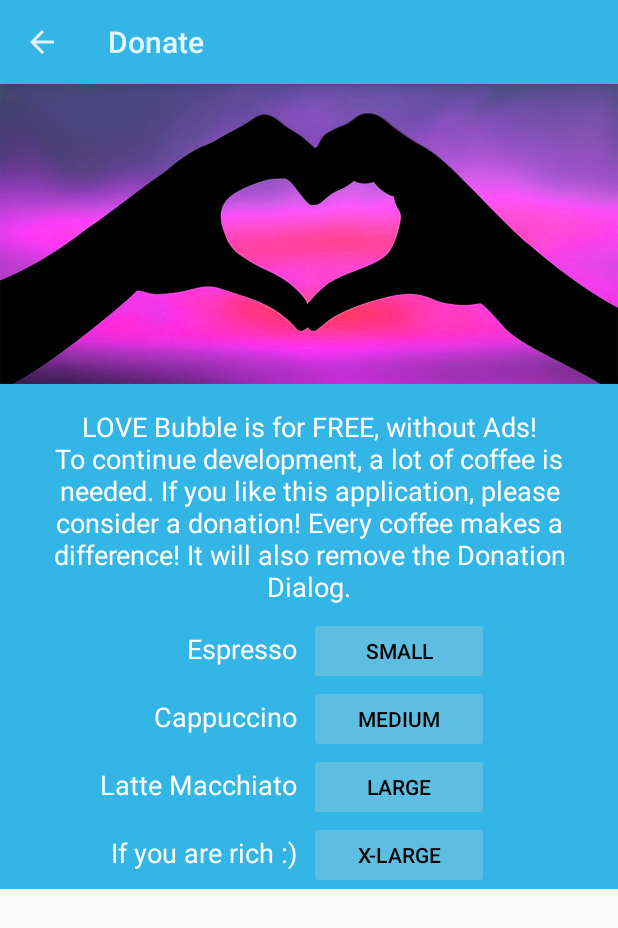
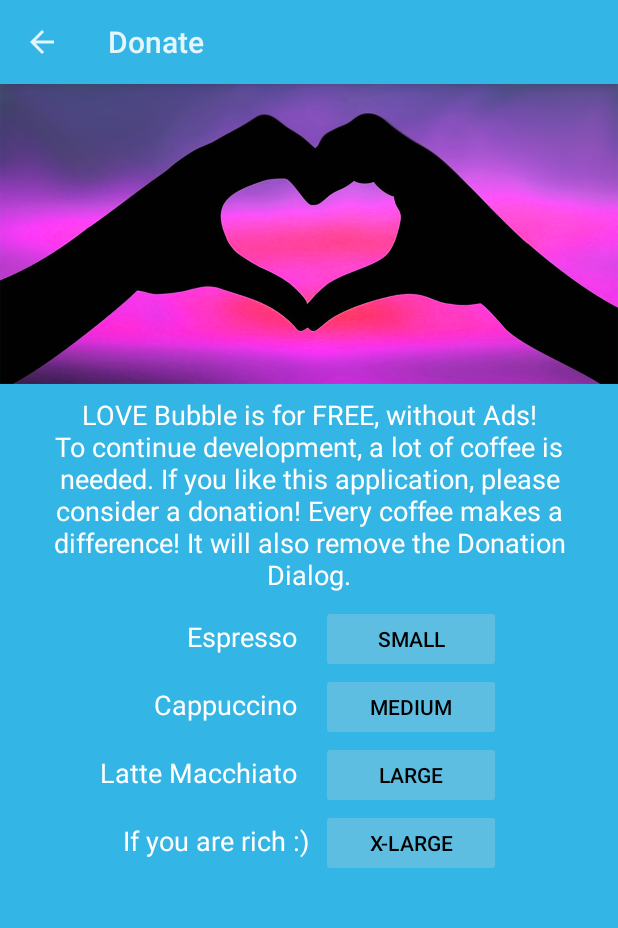
Before and after one commit to JollyJumper88/PricessLea, an Android app: the Donate screen opened directly, with no data from a screen before it, on a phone screen of 412 x 824 dp. Shown: the top 928 px of the screen. Run offline under Robolectric (Android 15) with nearby library versions, the phone set to English and light mode, and no system bars; libraries missing offline, so code that uses them is left out: com.android.vending.

Commit message:
new layouts with scroll
vertical->just scrolliview
horzontal->only donation with 2 constraint layouts. main still missing implementation

```diff
--- a/app/src/main/res/layout-land/activity_donate.xml
+++ b/app/src/main/res/layout-land/activity_donate.xml
@@ -1,11 +1,4 @@
 <?xml version="1.0" encoding="utf-8"?>
-
-<ScrollView xmlns:android="http://schemas.android.com/apk/res/android"
-    xmlns:app="http://schemas.android.com/apk/res-auto"
-    xmlns:tools="http://schemas.android.com/tools"
-    android:layout_width="match_parent"
-    android:layout_height="match_parent"
-    tools:context=".Donate">
 
 <android.support.constraint.ConstraintLayout xmlns:android="http://schemas.android.com/apk/res/android"
                                              xmlns:app="http://schemas.android.com/apk/res-auto"
@@ -18,14 +11,23 @@
                                              tools:layout_editor_absoluteY="73dp">
 
 
+    <TextView
+        android:id="@+id/wait"
+        android:layout_width="wrap_content"
+        android:layout_height="wrap_content"
+        android:layout_marginStart="8dp"
+        android:layout_marginTop="8dp"
+        android:text="@string/google_play_in_app_purchase_in_progress"
+        android:textColor="@android:color/white"
+        android:visibility="invisible"
+        app:layout_constraintLeft_toLeftOf="parent"
+        app:layout_constraintTop_toTopOf="parent"
+        tools:text="wait text"/>
+
     <ImageView
         android:id="@+id/imageView"
         android:layout_width="0dp"
         android:layout_height="0dp"
-            android:layout_marginBottom="0dp"
-            android:layout_marginLeft="0dp"
-            android:layout_marginRight="0dp"
-            android:layout_marginTop="0dp"
         android:scaleType="fitXY"
         android:src="@drawable/funktionsgrafik"
         app:layout_constraintBottom_toBottomOf="parent"
@@ -33,45 +35,70 @@
         app:layout_constraintLeft_toLeftOf="parent"
         app:layout_constraintRight_toLeftOf="@+id/guideline5"
         app:layout_constraintTop_toTopOf="parent"
-            app:layout_constraintVertical_bias="0.0" />
+        app:layout_constraintVertical_bias="0.512"
+        />
+
+    <android.support.constraint.Guideline
+        android:id="@+id/guideline5"
+        android:layout_width="wrap_content"
+        android:layout_height="wrap_content"
+        android:orientation="vertical"
+        app:layout_constraintGuide_percent="0.33"
+        tools:layout_editor_absoluteX="298dp"
+        tools:layout_editor_absoluteY="0dp"/>
+
+    <ScrollView
+        android:id="@+id/scrollView"
+        android:layout_width="0dp"
+        android:layout_height="match_parent"
+        app:layout_constraintBottom_toBottomOf="parent"
+        app:layout_constraintHorizontal_bias="0.0"
+        app:layout_constraintLeft_toLeftOf="@+id/guideline5"
+        app:layout_constraintRight_toRightOf="parent"
+        app:layout_constraintTop_toTopOf="parent"
+        app:layout_constraintVertical_bias="0.0">
+
+        <android.support.constraint.ConstraintLayout
+            android:layout_width="match_parent"
+            android:layout_height="wrap_content"
+            tools:layout_editor_absoluteX="0dp"
+            tools:layout_editor_absoluteY="0dp">
 
             <TextView
                 android:id="@+id/textViewMainText"
-            android:layout_width="0dp"
+                android:layout_width="match_parent"
                 android:layout_height="wrap_content"
-            android:layout_marginEnd="16dp"
-            android:layout_marginLeft="8dp"
-            android:layout_marginRight="8dp"
-            android:layout_marginStart="16dp"
-            android:layout_marginTop="16dp"
-            android:layout_weight="1"
+                android:layout_marginEnd="8dp"
+                android:layout_marginStart="8dp"
+                android:layout_marginTop="8dp"
                 android:gravity="top|center"
                 android:text="@string/donation_main_text"
                 android:textAlignment="center"
                 android:textColor="@android:color/white"
                 android:textSize="18sp"
-            app:layout_constraintHorizontal_bias="0.0"
-            app:layout_constraintLeft_toLeftOf="@+id/guideline5"
+                app:layout_constraintHorizontal_bias="1.0"
+                app:layout_constraintLeft_toLeftOf="parent"
                 app:layout_constraintRight_toRightOf="parent"
-            app:layout_constraintTop_toTopOf="parent" />
+                app:layout_constraintTop_toTopOf="parent"
+                android:layout_marginLeft="8dp"
+                android:layout_marginRight="8dp"/>
 
             <TextView
                 android:id="@+id/textViewS"
                 android:layout_width="wrap_content"
-            android:layout_height="0dp"
-            android:layout_marginRight="8dp"
+                android:layout_height="wrap_content"
+                android:layout_marginEnd="8dp"
                 android:layout_weight="1"
                 android:text="@string/donationS"
                 android:textColor="@android:color/white"
                 android:textSize="18sp"
                 app:layout_constraintBaseline_toBaselineOf="@+id/small"
-            app:layout_constraintRight_toLeftOf="@+id/guideline6" />
+                app:layout_constraintRight_toLeftOf="@+id/guideline6"/>
 
             <Button
                 android:id="@+id/small"
                 android:layout_width="wrap_content"
                 android:layout_height="wrap_content"
-            android:layout_marginLeft="0dp"
                 android:layout_marginTop="8dp"
                 android:layout_weight="1"
                 android:minHeight="45dp"
@@ -79,7 +106,8 @@
                 android:text="Small"
                 android:textColor="@android:color/black"
                 app:layout_constraintLeft_toLeftOf="@+id/guideline6"
-            app:layout_constraintTop_toBottomOf="@+id/textViewMainText" />
+                app:layout_constraintTop_toBottomOf="@+id/textViewMainText"
+                android:layout_marginLeft="8dp"/>
 
             <TextView
                 android:id="@+id/textViewM"
@@ -91,13 +119,13 @@
                 android:textColor="@android:color/white"
                 android:textSize="18sp"
                 app:layout_constraintBaseline_toBaselineOf="@+id/medium"
-            app:layout_constraintRight_toLeftOf="@+id/guideline6" />
+                app:layout_constraintRight_toLeftOf="@+id/guideline6"/>
 
             <Button
                 android:id="@+id/medium"
-            android:layout_width="wrap_content"
+                android:layout_width="120dp"
                 android:layout_height="wrap_content"
-            android:layout_marginLeft="0dp"
+                android:layout_marginLeft="8dp"
                 android:layout_marginTop="0dp"
                 android:layout_weight="1"
                 android:minHeight="45dp"
@@ -105,7 +133,7 @@
                 android:text="Medium"
                 android:textColor="@android:color/black"
                 app:layout_constraintLeft_toLeftOf="@+id/guideline6"
-            app:layout_constraintTop_toBottomOf="@+id/small" />
+                app:layout_constraintTop_toBottomOf="@+id/small"/>
 
             <TextView
                 android:id="@+id/textViewL"
@@ -117,13 +145,13 @@
                 android:textColor="@android:color/white"
                 android:textSize="18sp"
                 app:layout_constraintBaseline_toBaselineOf="@+id/large"
-            app:layout_constraintRight_toLeftOf="@+id/guideline6" />
+                app:layout_constraintRight_toLeftOf="@+id/guideline6"/>
 
             <Button
                 android:id="@+id/large"
-            android:layout_width="wrap_content"
+                android:layout_width="120dp"
                 android:layout_height="wrap_content"
-            android:layout_marginLeft="0dp"
+                android:layout_marginLeft="8dp"
                 android:layout_marginTop="0dp"
                 android:layout_weight="1"
                 android:minHeight="45dp"
@@ -131,21 +159,7 @@
                 android:text="Large"
                 android:textColor="@android:color/black"
                 app:layout_constraintLeft_toLeftOf="@+id/guideline6"
-            app:layout_constraintTop_toBottomOf="@+id/medium" />
-
-        <Button
-            android:id="@+id/xlarge"
-            android:layout_width="wrap_content"
-            android:layout_height="wrap_content"
-            android:layout_marginLeft="0dp"
-            android:layout_marginTop="0dp"
-            android:layout_weight="1"
-            android:minHeight="45dp"
-            android:minWidth="120dp"
-            android:text="X-Large"
-            android:textColor="@android:color/black"
-            app:layout_constraintLeft_toLeftOf="@+id/guideline6"
-            app:layout_constraintTop_toBottomOf="@+id/large" />
+                app:layout_constraintTop_toBottomOf="@+id/medium"/>
 
             <TextView
                 android:id="@+id/textViewXL"
@@ -157,35 +171,32 @@
                 android:textColor="@android:color/white"
                 android:textSize="18sp"
                 app:layout_constraintBaseline_toBaselineOf="@+id/xlarge"
-            app:layout_constraintRight_toLeftOf="@+id/guideline6" />
+                app:layout_constraintRight_toLeftOf="@+id/guideline6"/>
 
-        <android.support.constraint.Guideline
-            android:id="@+id/guideline5"
-            android:layout_width="wrap_content"
+            <Button
+                android:id="@+id/xlarge"
+                android:layout_width="120dp"
                 android:layout_height="wrap_content"
-            android:orientation="vertical"
-            app:layout_constraintGuide_percent="0.33" />
+                android:layout_marginLeft="8dp"
+                android:layout_marginTop="0dp"
+                android:layout_weight="1"
+                android:minHeight="45dp"
+                android:minWidth="120dp"
+                android:text="X-Large"
+                android:textColor="@android:color/black"
+                app:layout_constraintLeft_toLeftOf="@+id/guideline6"
+                app:layout_constraintTop_toBottomOf="@+id/large"/>
 
             <android.support.constraint.Guideline
                 android:id="@+id/guideline6"
                 android:layout_width="wrap_content"
                 android:layout_height="wrap_content"
                 android:orientation="vertical"
-            app:layout_constraintGuide_percent="0.66" />
-
-        <TextView
-            android:id="@+id/wait"
-            android:layout_width="wrap_content"
-            android:layout_height="wrap_content"
-            android:layout_marginLeft="8dp"
-            android:layout_marginTop="8dp"
-            android:text="@string/google_play_in_app_purchase_in_progress"
-            android:textColor="@android:color/white"
-            android:visibility="invisible"
-            app:layout_constraintLeft_toLeftOf="parent"
-            app:layout_constraintTop_toTopOf="parent"
-            tools:text="wait text" />
+                app:layout_constraintGuide_percent="0.5"
+                tools:layout_editor_absoluteX="302dp"
+                tools:layout_editor_absoluteY="0dp"/>
+        </android.support.constraint.ConstraintLayout>
+    </ScrollView>
 
 
 </android.support.constraint.ConstraintLayout>
-</ScrollView>
--- a/app/src/main/res/layout/activity_donate.xml
+++ b/app/src/main/res/layout/activity_donate.xml
@@ -5,6 +5,7 @@
             xmlns:tools="http://schemas.android.com/tools"
             android:layout_width="match_parent"
             android:layout_height="match_parent"
+            android:background="@android:color/holo_blue_light"
             tools:context=".Donate">
 
     <android.support.constraint.ConstraintLayout xmlns:android="http://schemas.android.com/apk/res/android"
@@ -12,7 +13,6 @@
                                                  xmlns:tools="http://schemas.android.com/tools"
                                                  android:layout_width="match_parent"
                                                  android:layout_height="match_parent"
-        android:background="@android:color/holo_blue_light"
                                                  android:scrollbarAlwaysDrawVerticalTrack="false"
                                                  tools:context=".Donate"
                                                  tools:layout_editor_absoluteX="0dp"
@@ -31,7 +31,7 @@
             android:visibility="invisible"
             app:layout_constraintLeft_toLeftOf="parent"
             app:layout_constraintTop_toTopOf="parent"
-            tools:text="wait text" />
+            tools:text="wait text"/>
 
         <ImageView
             android:id="@+id/imageView"
@@ -44,17 +44,17 @@
             android:src="@drawable/funktionsgrafik"
             app:layout_constraintLeft_toLeftOf="parent"
             app:layout_constraintRight_toRightOf="parent"
-            app:layout_constraintTop_toTopOf="parent" />
+            app:layout_constraintTop_toTopOf="parent"/>
 
         <TextView
             android:id="@+id/textViewMainText"
             android:layout_width="0dp"
             android:layout_height="wrap_content"
             android:layout_marginEnd="16dp"
-            android:layout_marginLeft="16dp"
-            android:layout_marginRight="16dp"
+            android:layout_marginLeft="8dp"
+            android:layout_marginRight="8dp"
             android:layout_marginStart="16dp"
-            android:layout_marginTop="16dp"
+            android:layout_marginTop="8dp"
             android:layout_weight="1"
             android:gravity="top|center"
             android:text="@string/donation_main_text"
@@ -64,7 +64,7 @@
             app:layout_constraintHorizontal_bias="0.0"
             app:layout_constraintLeft_toLeftOf="parent"
             app:layout_constraintRight_toRightOf="parent"
-            app:layout_constraintTop_toBottomOf="@+id/imageView" />
+            app:layout_constraintTop_toBottomOf="@+id/imageView"/>
 
         <TextView
             android:id="@+id/textViewS"
@@ -76,13 +76,13 @@
             android:textColor="@android:color/white"
             android:textSize="18sp"
             app:layout_constraintBaseline_toBaselineOf="@+id/small"
-            app:layout_constraintRight_toLeftOf="@+id/guideline2" />
+            app:layout_constraintRight_toLeftOf="@+id/guideline2"/>
 
         <Button
             android:id="@+id/small"
             android:layout_width="wrap_content"
             android:layout_height="wrap_content"
-            android:layout_marginLeft="0dp"
+            android:layout_marginLeft="8dp"
             android:layout_marginTop="8dp"
             android:layout_weight="1"
             android:minHeight="45dp"
@@ -90,7 +90,7 @@
             android:text="Small"
             android:textColor="@android:color/black"
             app:layout_constraintLeft_toLeftOf="@+id/guideline2"
-            app:layout_constraintTop_toBottomOf="@+id/textViewMainText" />
+            app:layout_constraintTop_toBottomOf="@+id/textViewMainText"/>
 
         <TextView
             android:id="@+id/textViewM"
@@ -102,13 +102,13 @@
             android:textColor="@android:color/white"
             android:textSize="18sp"
             app:layout_constraintBaseline_toBaselineOf="@+id/medium"
-            app:layout_constraintRight_toLeftOf="@+id/guideline2" />
+            app:layout_constraintRight_toLeftOf="@+id/guideline2"/>
 
         <Button
             android:id="@+id/medium"
             android:layout_width="wrap_content"
             android:layout_height="wrap_content"
-            android:layout_marginLeft="0dp"
+            android:layout_marginLeft="8dp"
             android:layout_marginTop="0dp"
             android:layout_weight="1"
             android:minHeight="45dp"
@@ -116,7 +116,7 @@
             android:text="Medium"
             android:textColor="@android:color/black"
             app:layout_constraintLeft_toLeftOf="@+id/guideline2"
-            app:layout_constraintTop_toBottomOf="@+id/small" />
+            app:layout_constraintTop_toBottomOf="@+id/small"/>
 
         <TextView
             android:id="@+id/textViewL"
@@ -128,13 +128,13 @@
             android:textColor="@android:color/white"
             android:textSize="18sp"
             app:layout_constraintBaseline_toBaselineOf="@+id/large"
-            app:layout_constraintRight_toLeftOf="@+id/guideline2" />
+            app:layout_constraintRight_toLeftOf="@+id/guideline2"/>
 
         <Button
             android:id="@+id/large"
             android:layout_width="wrap_content"
             android:layout_height="wrap_content"
-            android:layout_marginLeft="0dp"
+            android:layout_marginLeft="8dp"
             android:layout_marginTop="0dp"
             android:layout_weight="1"
             android:minHeight="45dp"
@@ -142,20 +142,20 @@
             android:text="Large"
             android:textColor="@android:color/black"
             app:layout_constraintLeft_toLeftOf="@+id/guideline2"
-            app:layout_constraintTop_toBottomOf="@+id/medium" />
+            app:layout_constraintTop_toBottomOf="@+id/medium"/>
 
         <android.support.constraint.Guideline
             android:id="@+id/guideline2"
             android:layout_width="wrap_content"
             android:layout_height="wrap_content"
             android:orientation="vertical"
-            app:layout_constraintGuide_percent="0.5" />
+            app:layout_constraintGuide_percent="0.5"/>
 
         <Button
             android:id="@+id/xlarge"
             android:layout_width="wrap_content"
             android:layout_height="wrap_content"
-            android:layout_marginLeft="0dp"
+            android:layout_marginLeft="8dp"
             android:layout_marginTop="0dp"
             android:layout_weight="1"
             android:minHeight="45dp"
@@ -163,7 +163,7 @@
             android:text="X-Large"
             android:textColor="@android:color/black"
             app:layout_constraintLeft_toLeftOf="@+id/guideline2"
-            app:layout_constraintTop_toBottomOf="@+id/large" />
+            app:layout_constraintTop_toBottomOf="@+id/large"/>
 
         <TextView
             android:id="@+id/textViewXL"
@@ -175,7 +175,7 @@
             android:textColor="@android:color/white"
             android:textSize="18sp"
             app:layout_constraintBaseline_toBaselineOf="@+id/xlarge"
-            app:layout_constraintRight_toLeftOf="@+id/xlarge" />
+            app:layout_constraintRight_toLeftOf="@+id/xlarge"/>
 
     </android.support.constraint.ConstraintLayout>
 </ScrollView>
```
Also changed, not shown: app/src/main/res/layout-land/activity_main.xml (+11 -1 lines), app/src/main/res/layout/activity_main.xml (+29 -19 lines). Lines whose indentation alone changed are shown as unchanged.
